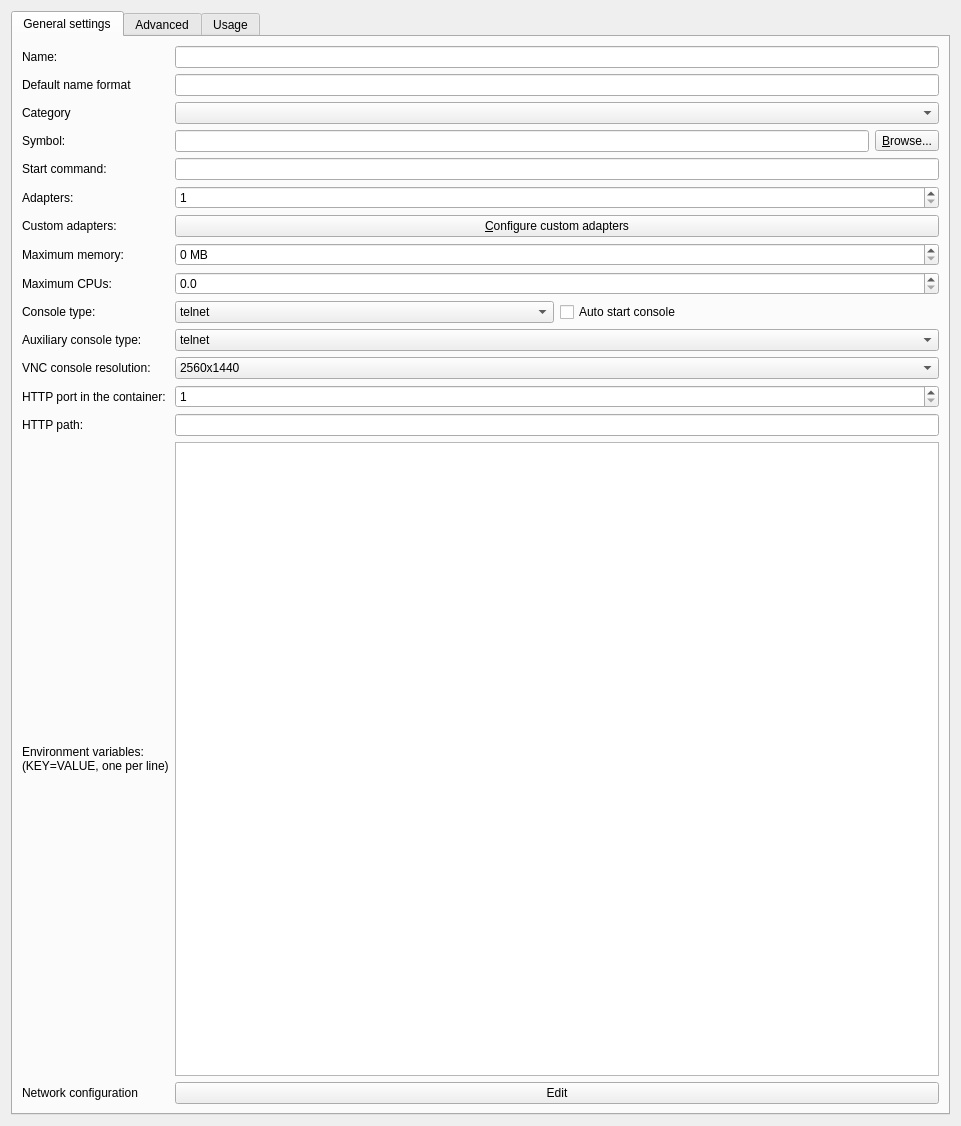
Qt form gns3/modules/docker/ui/docker_vm_configuration_page.ui (GNS3/gns3-gui) before a commit.
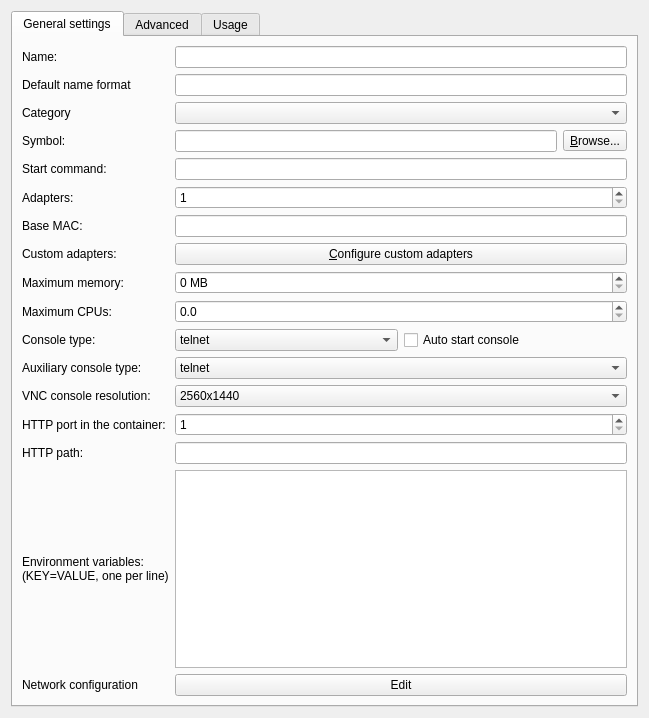
The same form after that commit.

Commit message: Add mac address field for Docker VM configuration page

```diff
--- a/gns3/modules/docker/ui/docker_vm_configuration_page.ui
+++ b/gns3/modules/docker/ui/docker_vm_configuration_page.ui
@@ -6,8 +6,8 @@
    <rect>
     <x>0</x>
     <y>0</y>
-    <width>961</width>
-    <height>1126</height>
+    <width>649</width>
+    <height>718</height>
    </rect>
   </property>
   <property name="windowTitle">
@@ -103,19 +103,66 @@
         </widget>
        </item>
        <item row="6" column="0">
+        <widget class="QLabel" name="uiMacAddrLabel">
+         <property name="text">
+          <string>Base MAC:</string>
+         </property>
+        </widget>
+       </item>
+       <item row="6" column="1">
+        <widget class="QLineEdit" name="uiMacAddrLineEdit"/>
+       </item>
+       <item row="7" column="0">
         <widget class="QLabel" name="uiCustomAdaptersLabel">
          <property name="text">
           <string>Custom adapters:</string>
          </property>
         </widget>
        </item>
-       <item row="6" column="1">
+       <item row="7" column="1">
         <widget class="QPushButton" name="uiCustomAdaptersConfigurationPushButton">
          <property name="text">
           <string>&amp;Configure custom adapters</string>
          </property>
         </widget>
        </item>
+       <item row="8" column="0">
+        <widget class="QLabel" name="uiMaxMemoryLabel">
+         <property name="text">
+          <string>Maximum memory:</string>
+         </property>
+        </widget>
+       </item>
+       <item row="8" column="1">
+        <widget class="QSpinBox" name="uiMaxMemorySpinBox">
+         <property name="suffix">
+          <string> MB</string>
+         </property>
+         <property name="maximum">
+          <number>65535</number>
+         </property>
+         <property name="singleStep">
+          <number>32</number>
+         </property>
+        </widget>
+       </item>
+       <item row="9" column="0">
+        <widget class="QLabel" name="uiMaxCPUsLabel">
+         <property name="text">
+          <string>Maximum CPUs:</string>
+         </property>
+        </widget>
+       </item>
+       <item row="9" column="1">
+        <widget class="QDoubleSpinBox" name="uiMaxCPUsDoubleSpinBox">
+         <property name="decimals">
+          <number>1</number>
+         </property>
+         <property name="singleStep">
+          <double>0.100000000000000</double>
+         </property>
+        </widget>
+       </item>
        <item row="10" column="0">
         <widget class="QLabel" name="uiConsoleTypeLabel">
          <property name="text">
@@ -166,6 +213,27 @@
          </item>
         </layout>
        </item>
+       <item row="11" column="0">
+        <widget class="QLabel" name="uiAuxTypeLabel">
+         <property name="text">
+          <string>Auxiliary console type:</string>
+         </property>
+        </widget>
+       </item>
+       <item row="11" column="1">
+        <widget class="QComboBox" name="uiAuxTypeComboBox">
+         <item>
+          <property name="text">
+           <string>telnet</string>
+          </property>
+         </item>
+         <item>
+          <property name="text">
+           <string>none</string>
+          </property>
+         </item>
+        </widget>
+       </item>
        <item row="12" column="0">
         <widget class="QLabel" name="uiConsoleResolutionLabel">
          <property name="text">
@@ -285,64 +353,6 @@
          </property>
         </widget>
        </item>
-       <item row="8" column="0">
-        <widget class="QLabel" name="uiMaxCPUsLabel">
-         <property name="text">
-          <string>Maximum CPUs:</string>
-         </property>
-        </widget>
-       </item>
-       <item row="8" column="1">
-        <widget class="QDoubleSpinBox" name="uiMaxCPUsDoubleSpinBox">
-         <property name="decimals">
-          <number>1</number>
-         </property>
-         <property name="singleStep">
-          <double>0.100000000000000</double>
-         </property>
-        </widget>
-       </item>
-       <item row="7" column="0">
-        <widget class="QLabel" name="uiMaxMemoryLabel">
-         <property name="text">
-          <string>Maximum memory:</string>
-         </property>
-        </widget>
-       </item>
-       <item row="7" column="1">
-        <widget class="QSpinBox" name="uiMaxMemorySpinBox">
-         <property name="suffix">
-          <string> MB</string>
-         </property>
-         <property name="maximum">
-          <number>65535</number>
-         </property>
-         <property name="singleStep">
-          <number>32</number>
-         </property>
-        </widget>
-       </item>
-       <item row="11" column="0">
-        <widget class="QLabel" name="uiAuxTypeLabel">
-         <property name="text">
-          <string>Auxiliary console type:</string>
-         </property>
-        </widget>
-       </item>
-       <item row="11" column="1">
-        <widget class="QComboBox" name="uiAuxTypeComboBox">
-         <item>
-          <property name="text">
-           <string>telnet</string>
-          </property>
-         </item>
-         <item>
-          <property name="text">
-           <string>none</string>
-          </property>
-         </item>
-        </widget>
-       </item>
       </layout>
      </widget>
      <widget class="QWidget" name="tab_2">
```
The commit also changes 1 other file.
